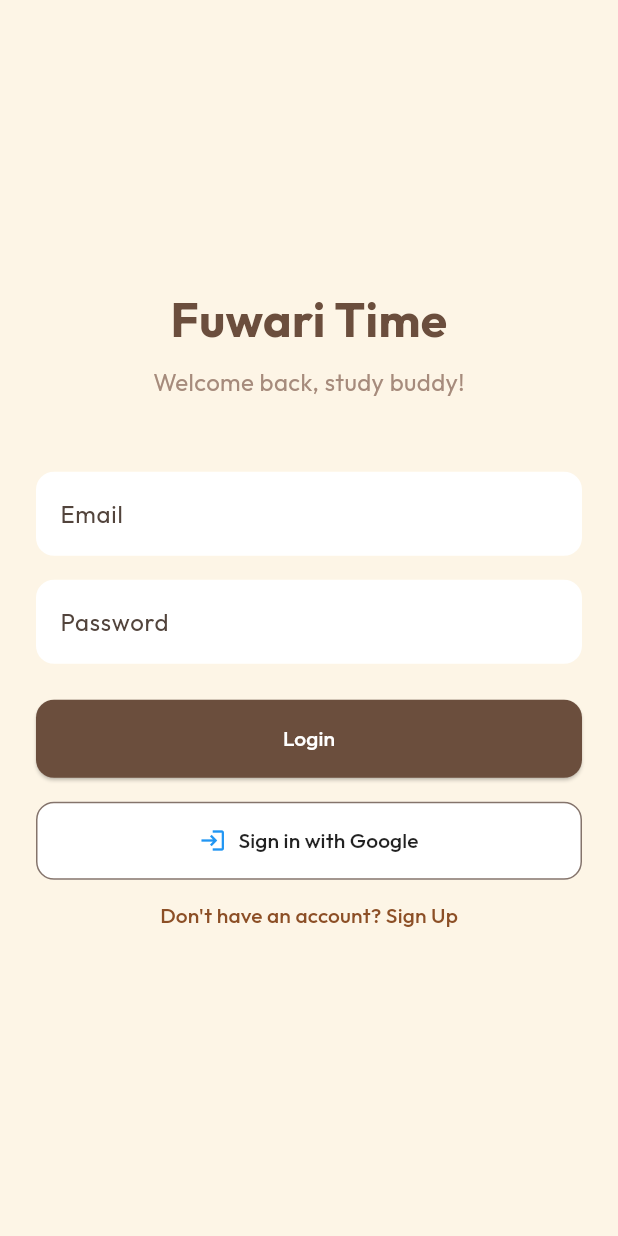
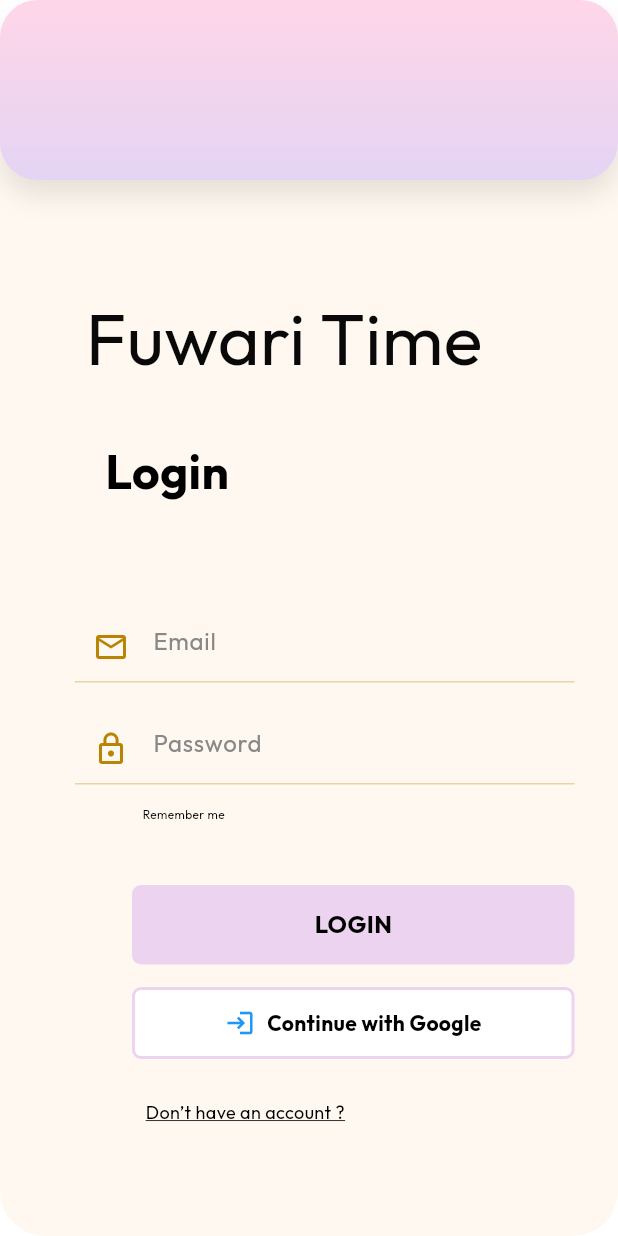
Before and after one commit to WISHERCARTs/ITDS283-FuwariTime-6787003-6787074, a Flutter app: the screen it shows after launch, on a phone screen of 412 x 824 dp. Run offline on Flutter 3.47's test engine with Material 3 defaults, Android fonts, the phone set to English and light mode, and no system bars; our stand-ins replace flutter_dotenv, google_fonts, google_sign_in, supabase_flutter; accounts and stored records are empty.

Commit message:
feat: add Google OAuth login and signup with Supabase

```diff
--- /dev/null
+++ b/lib/features/auth/screens/auth_gate.dart
@@ -0,0 +1,30 @@
+import 'package:flutter/material.dart';
+import 'package:supabase_flutter/supabase_flutter.dart';
+import 'package:fuwari_time/features/auth/screens/login_screen.dart';
+import '../../home/screens/home_screen.dart';
+
+class AuthGate extends StatelessWidget {
+  const AuthGate({super.key});
+
+  @override
+  Widget build(BuildContext context) {
+    return StreamBuilder<AuthState>(
+      stream: Supabase.instance.client.auth.onAuthStateChange,
+      initialData: AuthState(
+        AuthChangeEvent.initialSession,
+        Supabase.instance.client.auth.currentSession,
+      ),
+      builder: (context, snapshot) {
+        final session = snapshot.data?.session;
+
+        // ถ้ามี session กลับมาแล้ว พาไปหน้า Home เลย
+        if (session != null) {
+          return HomeScreen();
+        }
+
+        // ไม่มี session ก็ให้ไปหน้า Login เลย! ไม่ต้องมีวงแหวนหมุนแล้ว
+        return const LoginScreen();
+      },
+    );
+  }
+}
--- a/lib/features/auth/screens/login_screen.dart
+++ b/lib/features/auth/screens/login_screen.dart
@@ -1,134 +1,233 @@
 import 'package:flutter/material.dart';
-import 'package:google_fonts/google_fonts.dart';
 import '../../../services/supabase_service.dart';
+import 'sign_up_screen.dart';
 
 class LoginScreen extends StatefulWidget {
   const LoginScreen({super.key});
-
   @override
-  State<LoginScreen> createState() => _LoginScreenState();
+  LoginState createState() => LoginState();
 }
 
-class _LoginScreenState extends State<LoginScreen> {
-  final _emailController = TextEditingController();
-  final _passwordController = TextEditingController();
-
-  @override
-  void dispose() {
-    _emailController.dispose();
-    _passwordController.dispose();
-    super.dispose();
-  }
+class LoginState extends State<LoginScreen> {
+  String textField1 = '';
 
   @override
   Widget build(BuildContext context) {
     return Scaffold(
-      backgroundColor: const Color(0xFFFDF5E6), // Cozy Cream Background
       body: SafeArea(
-        child: Padding(
-          padding: const EdgeInsets.all(24.0),
+        child: Container(
+          constraints: const BoxConstraints.expand(),
+          color: const Color(0xFFFFFFFF),
           child: Column(
-            mainAxisAlignment: MainAxisAlignment.center,
-            crossAxisAlignment: CrossAxisAlignment.stretch,
+            crossAxisAlignment: CrossAxisAlignment.start,
             children: [
-              Text(
-                'Fuwari Time',
-                textAlign: TextAlign.center,
-                style: GoogleFonts.outfit(
-                  fontSize: 32,
-                  fontWeight: FontWeight.bold,
-                  color: const Color(0xFF6B4E3D),
+              Expanded(
+                child: Container(
+                  decoration: BoxDecoration(
+                    borderRadius: BorderRadius.circular(30),
+                    color: const Color(0xFFFFF8F0),
+                  ),
+                  width: double.infinity,
+                    child: SingleChildScrollView(
+                      padding: const EdgeInsets.only(bottom: 137),
+                      child: Column(
+                        crossAxisAlignment: CrossAxisAlignment.start,
+                        children: [
+                          Container(
+                            decoration: BoxDecoration(
+                              borderRadius: BorderRadius.circular(25),
+                              boxShadow: const [
+                                BoxShadow(
+                                  color: Color(0x1A000000),
+                                  blurRadius: 15,
+                                  offset: Offset(0, 10),
+                                ),
+                              ],
+                              gradient: const LinearGradient(
+                                begin: Alignment(-1, -1),
+                                end: Alignment(-1, 1),
+                                colors: [
+                                  Color(0xFFFFD6E8),
+                                  Color(0xFFE4D4F4),
+                                ],
                               ),
                             ),
-              const SizedBox(height: 8),
-              Text(
-                'Welcome back, study buddy!',
-                textAlign: TextAlign.center,
-                style: GoogleFonts.outfit(
-                  fontSize: 16,
-                  color: const Color(0xFFA68B7C),
+                            margin: const EdgeInsets.only(bottom: 71),
+                            height: 120,
+                            width: double.infinity,
+                            child: const SizedBox(),
                           ),
-              ),
-              const SizedBox(height: 48),
-              TextField(
-                controller: _emailController,
-                decoration: InputDecoration(
-                  labelText: 'Email',
-                  filled: true,
-                  fillColor: Colors.white,
-                  border: OutlineInputBorder(
-                    borderRadius: BorderRadius.circular(12),
-                    borderSide: BorderSide.none,
+                          Container(
+                            padding: const EdgeInsets.only(bottom: 1),
+                            margin: const EdgeInsets.only(bottom: 30, left: 57),
+                            child: const Text(
+                              "Fuwari Time",
+                              style: TextStyle(
+                                color: Color(0xFF090909),
+                                fontSize: 48,
                               ),
                             ),
                           ),
-              const SizedBox(height: 16),
-              TextField(
-                controller: _passwordController,
-                obscureText: true,
-                decoration: InputDecoration(
-                  labelText: 'Password',
-                  filled: true,
-                  fillColor: Colors.white,
-                  border: OutlineInputBorder(
-                    borderRadius: BorderRadius.circular(12),
-                    borderSide: BorderSide.none,
+                          Container(
+                            margin: const EdgeInsets.only(bottom: 70, left: 70),
+                            child: const Text(
+                              "Login",
+                              style: TextStyle(
+                                color: Color(0xFF000000),
+                                fontSize: 32,
+                                fontWeight: FontWeight.bold,
                               ),
                             ),
                           ),
-              const SizedBox(height: 24),
-              ElevatedButton(
-                onPressed: () {
-                  // TODO: Implement Login Logic
-                },
-                style: ElevatedButton.styleFrom(
-                  backgroundColor: const Color(0xFF6B4E3D),
-                  foregroundColor: Colors.white,
-                  padding: const EdgeInsets.symmetric(vertical: 16),
-                  shape: RoundedRectangleBorder(
-                    borderRadius: BorderRadius.circular(12),
+                          // EMAIL FIELD
+                          Padding(
+                            padding: const EdgeInsets.only(left: 50, right: 29, bottom: 20),
+                            child: TextField(
+                              onChanged: (val) => textField1 = val,
+                              decoration: const InputDecoration(
+                                prefixIcon: Icon(Icons.email_outlined, color: Color(0xFFB78403)),
+                                hintText: "Email",
+                                hintStyle: TextStyle(color: Color(0xFF888888), fontSize: 16),
+                                enabledBorder: UnderlineInputBorder(
+                                  borderSide: BorderSide(color: Color(0x4FB78403)),
+                                ),
+                                focusedBorder: UnderlineInputBorder(
+                                  borderSide: BorderSide(color: Color(0xFFB78403), width: 2),
                                 ),
                               ),
-                child: const Text('Login'),
                             ),
-              const SizedBox(height: 16),
-              // ==========================================
-              // ปุ่มล็อกอินด้วยบัญชี Google
-              // ==========================================
-              OutlinedButton.icon(
-                onPressed: () async {
+                          ),
+                          // PASSWORD FIELD
+                          const Padding(
+                            padding: EdgeInsets.only(left: 50, right: 29, bottom: 14),
+                            child: TextField(
+                              obscureText: true,
+                              decoration: InputDecoration(
+                                prefixIcon: Icon(Icons.lock_outline, color: Color(0xFFB78403)),
+                                hintText: "Password",
+                                hintStyle: TextStyle(color: Color(0xFF888888), fontSize: 16),
+                                enabledBorder: UnderlineInputBorder(
+                                  borderSide: BorderSide(color: Color(0x4FB78403)),
+                                ),
+                                focusedBorder: UnderlineInputBorder(
+                                  borderSide: BorderSide(color: Color(0xFFB78403), width: 2),
+                                ),
+                              ),
+                            ),
+                          ),
+                          Container(
+                            margin: const EdgeInsets.only(bottom: 42, left: 95),
+                            child: const Text(
+                              "Remember me",
+                              style: TextStyle(
+                                color: Color(0xFF000000),
+                                fontSize: 8,
+                              ),
+                            ),
+                          ),
+
+                          // LOGIN BUTTON
+                          Container(
+                            margin: const EdgeInsets.only(left: 88, right: 29, bottom: 15),
+                            width: double.infinity,
+                            child: InkWell(
+                              onTap: () {
+                                print('Pressed Login');
+                              },
+                              child: Container(
+                                alignment: Alignment.center,
+                                decoration: BoxDecoration(
+                                  borderRadius: BorderRadius.circular(6),
+                                  color: const Color(0xFFECD4F0),
+                                ),
+                                padding: const EdgeInsets.symmetric(vertical: 15),
+                                child: const Text(
+                                  "LOGIN",
+                                  style: TextStyle(
+                                    color: Color(0xFF000000),
+                                    fontSize: 16,
+                                    fontWeight: FontWeight.bold,
+                                  ),
+                                ),
+                              ),
+                            ),
+                          ),
+
+                          // GOOGLE LOGIN BUTTON
+                          Container(
+                            margin: const EdgeInsets.only(left: 88, right: 29, bottom: 27),
+                            width: double.infinity,
+                            child: InkWell(
+                              onTap: () async {
+                                print('Pressed Google Login');
                                 try {
-                    // เรียกใช้งานฟังก์ชัน Google Login ตัวเก่งที่เราเขียนรอไว้ใน Service
                                   final response = await SupabaseService.signInWithGoogle();
-
-                    // ถ้าข้อมูลที่ส่งกลับมาไม่ว่าง (null) แปลว่า Supabase อนุญาตผู้ใช้คนนี้เข้าสู่ระบบผ่านฉลุย
                                   if (response != null) {
-                      // TODO: เมื่อทุกอย่างเสร็จสมบูรณ์ สามารถสั่ง Navigator เด้งเปลี่ยนฉากไปหน้าถัดไป (Home) ได้เลย
-                      print('✅ ล็อกอินสำเร็จ ยินดีต้อนรับ: ${response.user?.email}');
+                                    print('✅ ล็อกอินด้วย Google สำเร็จ: ${response.user?.email}');
                                   }
                                 } catch (e) {
-                    // ถ้าล็อกอินพังๆ หรือติด Error ให้ Print ข้อความมาดูว่ามีอะไรผิดพลาดแบบหล่อๆ
+                                  if (mounted) {
+                                    ScaffoldMessenger.of(context).showSnackBar(
+                                      SnackBar(content: Text('เกิดข้อผิดพลาด: $e')),
+                                    );
+                                  }
                                   print('❌ เกิดข้อผิดพลาดในการล็อกอินด้วย Google: $e');
                                 }
                               },
-                icon: const Icon(Icons.login, color: Colors.blue),
-                label: const Text(
-                  'Sign in with Google',
-                  style: TextStyle(color: Colors.black87),
+                              child: Container(
+                                alignment: Alignment.center,
+                                decoration: BoxDecoration(
+                                  borderRadius: BorderRadius.circular(6),
+                                  color: const Color(0xFFFFFFFF),
+                                  border: Border.all(color: const Color(0xFFECD4F0), width: 2),
                                 ),
-                style: OutlinedButton.styleFrom(
-                  backgroundColor: Colors.white,
-                  padding: const EdgeInsets.symmetric(vertical: 16),
-                  shape: RoundedRectangleBorder(
-                    borderRadius: BorderRadius.circular(12),
+                                padding: const EdgeInsets.symmetric(vertical: 12),
+                                child: const Row(
+                                  mainAxisAlignment: MainAxisAlignment.center,
+                                  children: [
+                                    Icon(Icons.login, color: Colors.blue, size: 20),
+                                    SizedBox(width: 8),
+                                    Flexible(
+                                      child: Text(
+                                        "Continue with Google",
+                                        style: TextStyle(
+                                          color: Color(0xFF000000),
+                                          fontSize: 14,
+                                          fontWeight: FontWeight.bold,
+                                        ),
+                                        overflow: TextOverflow.ellipsis,
+                                      ),
+                                    ),
+                                  ],
                                 ),
                               ),
                             ),
-              TextButton(
-                onPressed: () {
-                  // TODO: Navigate to Register
+                          ),
+
+                          Container(
+                            margin: const EdgeInsets.only(left: 97),
+                            child: InkWell(
+                              onTap: () {
+                                Navigator.of(context).push(
+                                  MaterialPageRoute(
+                                    builder: (context) => const SignUpScreen(),
+                                  ),
+                                );
                               },
-                child: const Text('Don\'t have an account? Sign Up'),
+                              child: const Text(
+                                "Don’t have an account ?  ",
+                                style: TextStyle(
+                                  color: Color(0xFF000000),
+                                  fontSize: 12,
+                                  decoration: TextDecoration.underline,
+                                ),
+                              ),
+                            ),
+                          ),
+                        ],
+                      ),
+                    ),
+                  ),
                 ),
               ],
             ),
--- a/lib/main.dart
+++ b/lib/main.dart
@@ -1,10 +1,14 @@
 import 'package:flutter/material.dart';
 import 'package:fuwari_time/services/supabase_service.dart';
-import 'package:fuwari_time/features/auth/screens/login_screen.dart';
+import 'package:fuwari_time/features/auth/screens/auth_gate.dart';
 import 'package:google_fonts/google_fonts.dart';
+import 'package:flutter_dotenv/flutter_dotenv.dart';
 
 void main() async {
   WidgetsFlutterBinding.ensureInitialized();
+
+  // Load environment variables
+  await dotenv.load(fileName: ".env");
 
   // Initialize Supabase
   await SupabaseService.initialize();
@@ -27,7 +31,7 @@ class FuwariTimeApp extends StatelessWidget {
           seedColor: const Color(0xFF6B4E3D),
         ),
       ),
-      home: const LoginScreen(),
+      home: const AuthGate(),
     );
   }
 }
--- a/lib/services/supabase_service.dart
+++ b/lib/services/supabase_service.dart
@@ -1,15 +1,16 @@
 import 'package:flutter/foundation.dart';
+import 'package:flutter_dotenv/flutter_dotenv.dart';
 import 'package:supabase_flutter/supabase_flutter.dart';
 import 'package:google_sign_in/google_sign_in.dart';
+import 'dart:io' show Platform;
 
 class SupabaseService {
   // -------------------------------------------------------------
   // [ส่วนที่ 1] คีย์การเชื่อมต่อฐานข้อมูล Supabase
   // (ดูข้อมูลนี้ได้จากเว็บไซต์ Supabase โปรเจกต์ของเราในเมนู Project Settings > API)
   // -------------------------------------------------------------
-  static const String supabaseUrl = 'https://amshfbnlupanuykjpcph.supabase.co';
-  static const String supabaseAnonKey =
-      'eyJhbGciOiJIUzI1NiIsInR5cCI6IkpXVCJ9.eyJpc3MiOiJzdXBhYmFzZSIsInJlZiI6ImFtc2hmYm5sdXBhbnV5a2pwY3BoIiwicm9sZSI6ImFub24iLCJpYXQiOjE3NzM3MjY4MDcsImV4cCI6MjA4OTMwMjgwN30.95ihe4TCf3mvYXIv-SB6u-5WKEyNJIj9PPmWBGfZjus';
+  static String get supabaseUrl => dotenv.env['SUPABASE_URL'] ?? '';
+  static String get supabaseAnonKey => dotenv.env['SUPABASE_ANON_KEY'] ?? '';
 
   // -------------------------------------------------------------
   // [ส่วนที่ 2] ค่า Client ID เอาไว้บอกกูเกิ้ลว่าแอปเราชื่ออะไรเวลามีหน้าเว็บเด้งให้ล็อกอิน
@@ -24,12 +25,15 @@ class SupabaseService {
     // 1. นำแอปของเราเข้าไปผูกกับฐานข้อมูล Supabase
     await Supabase.initialize(url: supabaseUrl, anonKey: supabaseAnonKey);
 
-    // 2. ตั้งค่าแพ็กเกจล็อกอินกูเกิ้ล (Google Sign-In) เอาไว้ตั้งแต่เริ่มแอป เพื่อลดปัญหา Error โดนเรียกซ้ำซ้อน
+    // 2. ตั้งค่าแพ็กเกจล็อกอินกูเกิ้ล (Google Sign-In) เอาไว้ตั้งแต่เริ่มแอป
+    // google_sign_in รองรับเฉพาะ Android/iOS เท่านั้น! (ไม่รองรับ Web และ Desktop)
+    final bool isMobile = !kIsWeb && (Platform.isAndroid || Platform.isIOS);
+    if (isMobile) {
       await GoogleSignIn.instance.initialize(
         clientId: webClientId,
-      // ทริคสำคัญ (แก้ไขบัค v7): เราต้องใส่เงื่อนไข kIsWeb เช็คว่า "ถ้ารันบน Browser ห้ามส่งค่า serverClientId ไปเด็ดขาด ไม่งั้นบนเว็บจะบัค"
-      serverClientId: kIsWeb ? null : webClientId,
+        serverClientId: webClientId,
       );
+    }
   }
 
   // ตัวแปรแบบย่อ (get) เอาไว้เรียกใช้คำสั่งคิวรี่ Supabase ในแอปสะดวกขึ้น
@@ -37,14 +41,26 @@ class SupabaseService {
 
   /// ฟังก์ชันเรียกหน้าต่าง Login ด้วยบัญชี Google ขึ้นมาใช้งาน
   static Future<AuthResponse?> signInWithGoogle() async {
-    GoogleSignInAccount googleUser;
+    // เช็คว่าเป็น Mobile (Android/iOS) หรือไม่
+    final bool isMobile = !kIsWeb && (Platform.isAndroid || Platform.isIOS);
 
     try {
+      if (!isMobile) {
+        // [สำหรับ Web / Windows Desktop] ใช้ Supabase OAuth โดยตรง
+        // signInWithOAuth จะทำการ redirect ไปที่ Google
+        // เมื่อกลับมา AuthGate จะดึง session ให้อัตโนมัติ
+        await client.auth.signInWithOAuth(
+          OAuthProvider.google,
+          redirectTo: kIsWeb ? Uri.base.origin : null,
+        );
+        return null;
+      } else {
+        // [สำหรับ iOS/Android]
         // 1. โชว์หน้าต่างของ Google ให้ผู้ใช้เลือกคลิกเมลที่ต้องการเข้าใช้งาน
-      googleUser = await GoogleSignIn.instance.authenticate();
-    } catch (e) {
-      // กรณีผู้ใช้กดปุ่ม X เพื่อปิดหน้าต่างหนี หรือเน็ตหลุด จะหยุดการทำงานและส่งกลับเป็นค่าว่าง (null)
-      return null;
+        final GoogleSignInAccount? googleUser = await GoogleSignIn.instance.authenticate();
+
+        if (googleUser == null) {
+          throw 'ผู้ใช้ยกเลิกการเข้าระบบ';
         }
 
         // 2. เมื่อกูเกิ้ลอนุญาตและยืนยันตัวตนสำเร็จ เราจะนำข้อมูลการยืนยันมาใช้งานต่อ (Authentication)
@@ -58,10 +74,15 @@ class SupabaseService {
         }
 
         // 4. ขั้นตอนสุดท้าย! โยน idToken ที่กูเกิ้ลให้มา ส่งบอกป้อมยาม Supabase ว่าคนนี้ผ่านการอนุมัติแล้วนะ
-    // เอาสิทธิ์ Supabase ล็อกอินของผู้ใช้คนนี้บันทึกลงระบบสมัครสมาชิกอัตโนมัติได้เลยผ่าน .signInWithIdToken!
         return await client.auth.signInWithIdToken(
           provider: OAuthProvider.google,
           idToken: idToken,
         );
       }
+    } catch (e) {
+      // พิมพ์ข้อความ Error ออกมาดูว่าเกิดจากอะไรที่เบื้องหลังหน้าเว็บ
+      print('❌ Google Sign-In Error: $e');
+      rethrow;
     }
+  }
+}
--- a/pubspec.yaml
+++ b/pubspec.yaml
@@ -47,6 +47,7 @@ dependencies:
   google_fonts: ^6.2.1
   font_awesome_flutter: ^10.8.0
   google_sign_in: ^7.2.0
+  flutter_dotenv: ^6.0.0
 
 dev_dependencies:
   flutter_test:
@@ -68,6 +69,9 @@ flutter:
   # included with your application, so that you can use the icons in
   # the material Icons class.
   uses-material-design: true
+
+  assets:
+    - .env
 
   # To add assets to your application, add an assets section, like this:
   # assets:
```
Also changed, not shown: lib/features/auth/screens/sign_up_screen.dart (added, +305 -0 lines), lib/features/home/screens/home_screen.dart (added, +12 -0 lines), pubspec.lock, 1 other file. Lines whose indentation alone changed are shown as unchanged.
